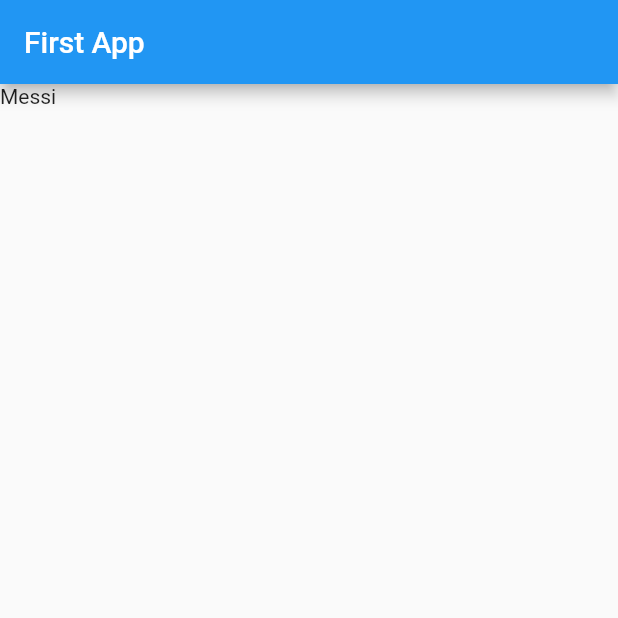
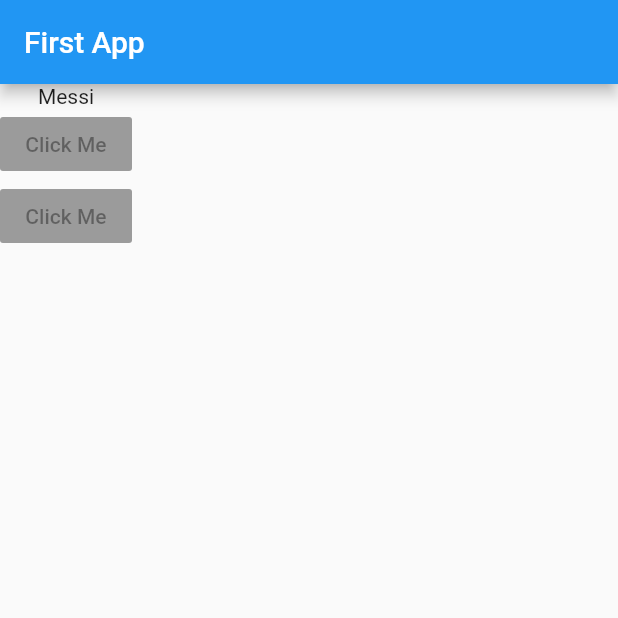
Before and after one commit to ahmed3ssem/flutter_app, a Flutter app: the screen it shows after launch, on a phone screen of 412 x 824 dp, the top half of it. Run offline on Flutter 3.47's test engine with Material 2 defaults, Android fonts, the phone set to English and light mode, and no system bars.

Commit message:
Adding Layout Widgets

```diff
--- a/lib/main.dart
+++ b/lib/main.dart
@@ -15,7 +15,19 @@ class MyApp extends StatelessWidget
         appBar: AppBar(
           title: Text("First App"),
         ),
-        body: Text("Messi "),
+        body: Column(
+          children: <Widget>[
+            Text("Messi"),
+            RaisedButton(
+              child: Text("Click Me"),
+              onPressed: null,
+            ),
+            RaisedButton(
+              child: Text("Click Me"),
+              onPressed: null,
+            ),
+          ],
+        ),
       )
     );
   }
```
